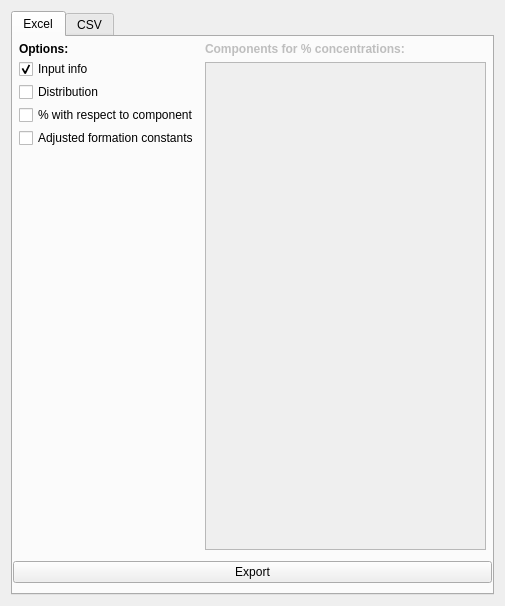
Old version of the form src/main/python/ui/sssc_dataExport.ui in the repository Kastakin/PyES.
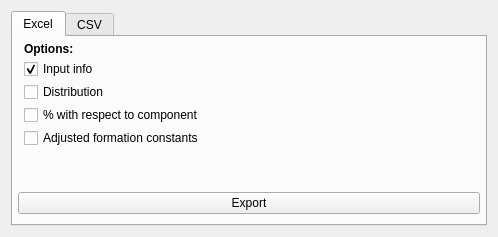
New version of the form. Icons and pictures are not drawn.

```diff
--- a/src/main/python/ui/sssc_dataExport.ui
+++ b/src/main/python/ui/sssc_dataExport.ui
@@ -6,20 +6,20 @@
    <rect>
     <x>0</x>
     <y>0</y>
-    <width>505</width>
-    <height>606</height>
+    <width>498</width>
+    <height>237</height>
    </rect>
   </property>
   <property name="minimumSize">
    <size>
-    <width>505</width>
-    <height>606</height>
+    <width>498</width>
+    <height>237</height>
    </size>
   </property>
   <property name="maximumSize">
    <size>
-    <width>505</width>
-    <height>606</height>
+    <width>498</width>
+    <height>237</height>
    </size>
   </property>
   <property name="windowTitle">
@@ -43,19 +43,28 @@
       </attribute>
       <layout class="QVBoxLayout" name="verticalLayout_2">
        <property name="leftMargin">
-        <number>0</number>
+        <number>5</number>
        </property>
        <property name="topMargin">
         <number>0</number>
        </property>
        <property name="rightMargin">
-        <number>0</number>
+        <number>5</number>
        </property>
        <property name="bottomMargin">
         <number>10</number>
        </property>
        <item>
         <widget class="QWidget" name="widget_3" native="true">
+         <property name="sizePolicy">
+          <sizepolicy hsizetype="Maximum" vsizetype="Preferred">
+           <horstretch>0</horstretch>
+           <verstretch>0</verstretch>
+          </sizepolicy>
+         </property>
+         <property name="layoutDirection">
+          <enum>Qt::LeftToRight</enum>
+         </property>
          <layout class="QHBoxLayout" name="horizontalLayout">
           <property name="leftMargin">
            <number>1</number>
@@ -137,37 +146,6 @@
             </layout>
            </widget>
           </item>
-          <item>
-           <widget class="QWidget" name="perc_group" native="true">
-            <property name="enabled">
-             <bool>false</bool>
-            </property>
-            <layout class="QVBoxLayout" name="verticalLayout_3">
-             <property name="leftMargin">
-              <number>0</number>
-             </property>
-             <property name="topMargin">
-              <number>0</number>
-             </property>
-             <property name="rightMargin">
-              <number>5</number>
-             </property>
-             <property name="bottomMargin">
-              <number>0</number>
-             </property>
-             <item>
-              <widget class="QLabel" name="perc_label">
-               <property name="text">
-                <string>&lt;html&gt;&lt;head/&gt;&lt;body&gt;&lt;p&gt;&lt;span style=&quot; font-weight:600;&quot;&gt;Components for % concentrations:&lt;/span&gt;&lt;/p&gt;&lt;/body&gt;&lt;/html&gt;</string>
-               </property>
-              </widget>
-             </item>
-             <item>
-              <widget class="QTableWidget" name="perc_table"/>
-             </item>
-            </layout>
-           </widget>
-          </item>
          </layout>
         </widget>
        </item>
```
Left out of the diff: 42 changed lines with no effect on the pictures.
